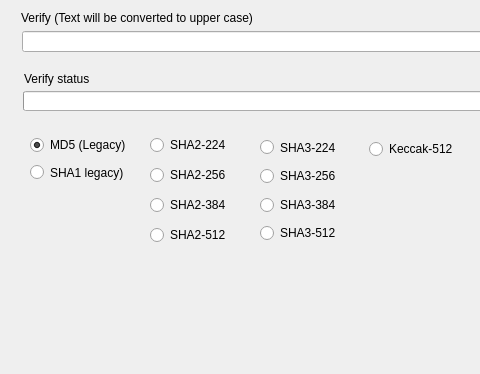
Above: mainwindow.ui from eanyx/hash-calculator-qt6 before the change; both pictures show x 0 to 480 and y 119 to 493 of the 1385 by 493 pixel window. Below: the same form after it.
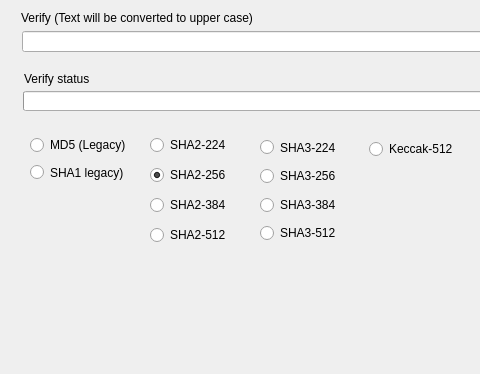
That is the form after the change.

Commit message: Change default radio button

The edit to the form file:
```diff
--- a/mainwindow.ui
+++ b/mainwindow.ui
@@ -27,7 +27,10 @@
      <string>MD5 (Legacy)</string>
     </property>
     <property name="checked">
-     <bool>true</bool>
+     <bool>false</bool>
+    </property>
+    <property name="autoExclusive">
+     <bool>false</bool>
     </property>
    </widget>
    <widget class="QProgressBar" name="progressBar">
@@ -151,7 +154,7 @@
      <string>SHA2-256</string>
     </property>
     <property name="checked">
-     <bool>false</bool>
+     <bool>true</bool>
     </property>
    </widget>
    <widget class="QRadioButton" name="sha2384RadioButton">
```
The commit also changes 1 other file.
